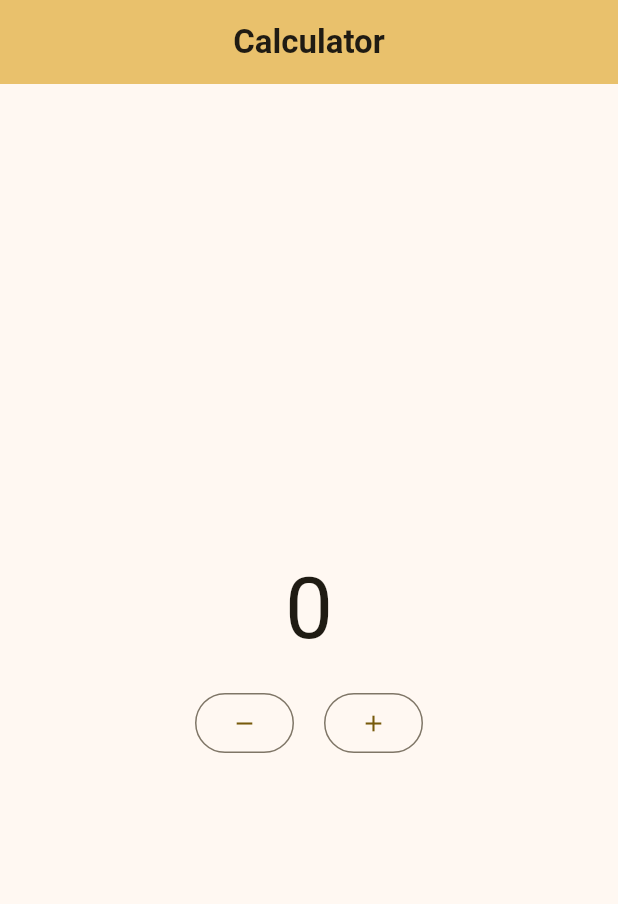
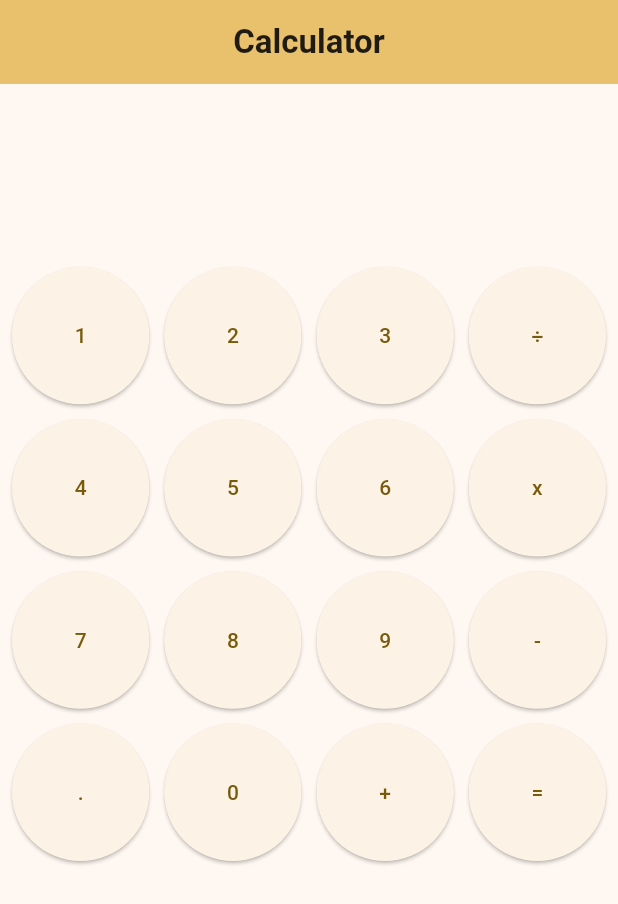
Before and after one commit to LetaaEnoch/calculator_app, a Flutter app: the screen it shows after launch, on a phone screen of 412 x 824 dp. Shown: the top 904 px of the screen. Run offline on Flutter 3.47's test engine with Material 3 defaults, Android fonts, the light colour scheme and no system bars.

Commit message:
calc-layout done

```diff
--- a/lib/main.dart
+++ b/lib/main.dart
@@ -27,18 +27,11 @@
 }
 
 class _CalculatorHomeState extends State<CalculatorHome> {
-  int _counter = 0;
+  String input = '';
+  String result = '';
 
-  void _incrementCounter() {
-    setState(() {
-      _counter++;
-    });
-  }
-
-  void _decrementCounter() {
-    setState(() {
-      _counter--;
-    });
+  Widget buildButton(String value) {
+    return ElevatedButton(onPressed: () {}, child: Text(value));
   }
 
   @override
@@ -52,28 +45,48 @@
         backgroundColor: Theme.of(context).colorScheme.inversePrimary,
         centerTitle: true,
       ),
-      body: Center(
-        child: Column(
-          mainAxisAlignment: MainAxisAlignment.center,
-          children: [
-            Text('$_counter', style: Theme.of(context).textTheme.displayLarge),
-            SizedBox(height: 20),
-            Row(
-              mainAxisAlignment: MainAxisAlignment.center,
-              children: [
-                OutlinedButton(
-                  onPressed: _decrementCounter,
-                  child: Icon(Icons.remove),
-                ),
-                SizedBox(width: 20),
-                OutlinedButton(
-                  onPressed: _incrementCounter,
-                  child: Icon(Icons.add),
-                ),
-              ],
+      body: Column(
+        //mainAxisAlignment: MainAxisAlignment.end,
+        children: [
+          //SizedBox(height: 20),
+          Text(input, style: TextStyle(fontSize: 30)),
+          Text(
+            result,
+            style: TextStyle(fontSize: 50, fontWeight: FontWeight.bold),
+          ),
+          //SizedBox(height: 20),
+          Expanded(
+            child: Padding(
+              padding: const EdgeInsets.all(8.0),
+              child: GridView.count(
+                crossAxisCount: 4,
+                shrinkWrap: true,
+                physics: NeverScrollableScrollPhysics(),
+                mainAxisSpacing: 10,
+                crossAxisSpacing: 10,
+                children: [
+                  buildButton('1'),
+                  buildButton('2'),
+                  buildButton('3'),
+                  buildButton('÷'),
+                  buildButton('4'),
+                  buildButton('5'),
+                  buildButton('6'),
+                  buildButton('x'),
+                  buildButton('7'),
+                  buildButton('8'),
+                  buildButton('9'),
+                  buildButton('-'),
+                  buildButton('.'),
+                  buildButton('0'),
+                  buildButton('+'),
+                  buildButton('='),
+                  //SizedBox(height: 50),
+                ],
+              ),
             ),
-          ],
-        ),
+          ),
+        ],
       ),
     );
   }
```
